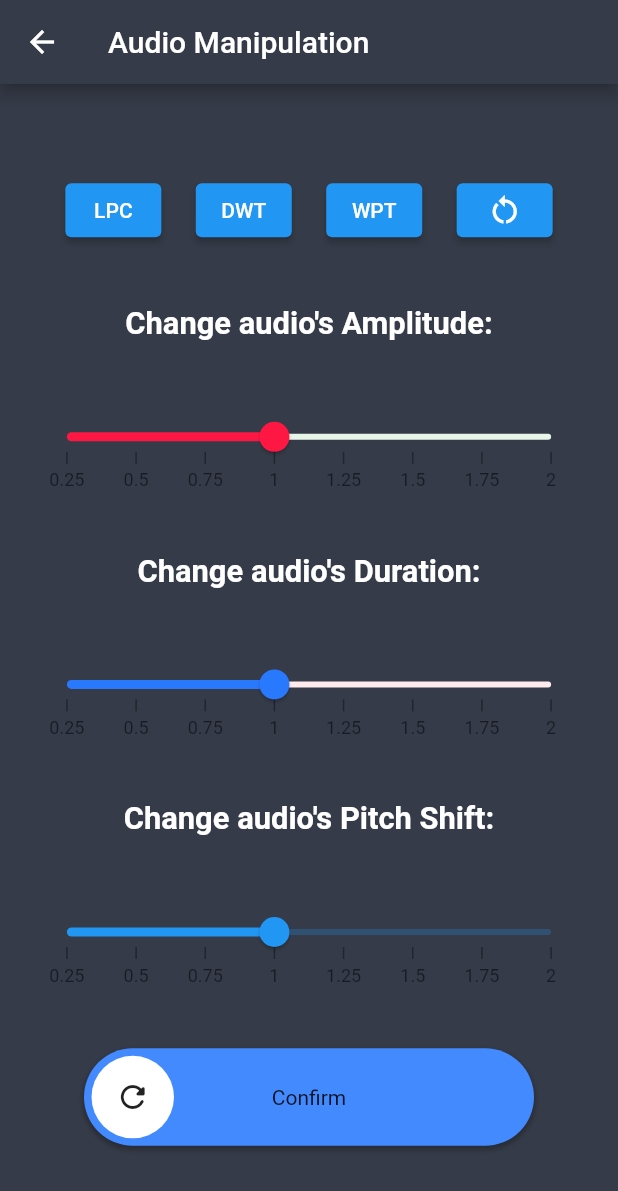
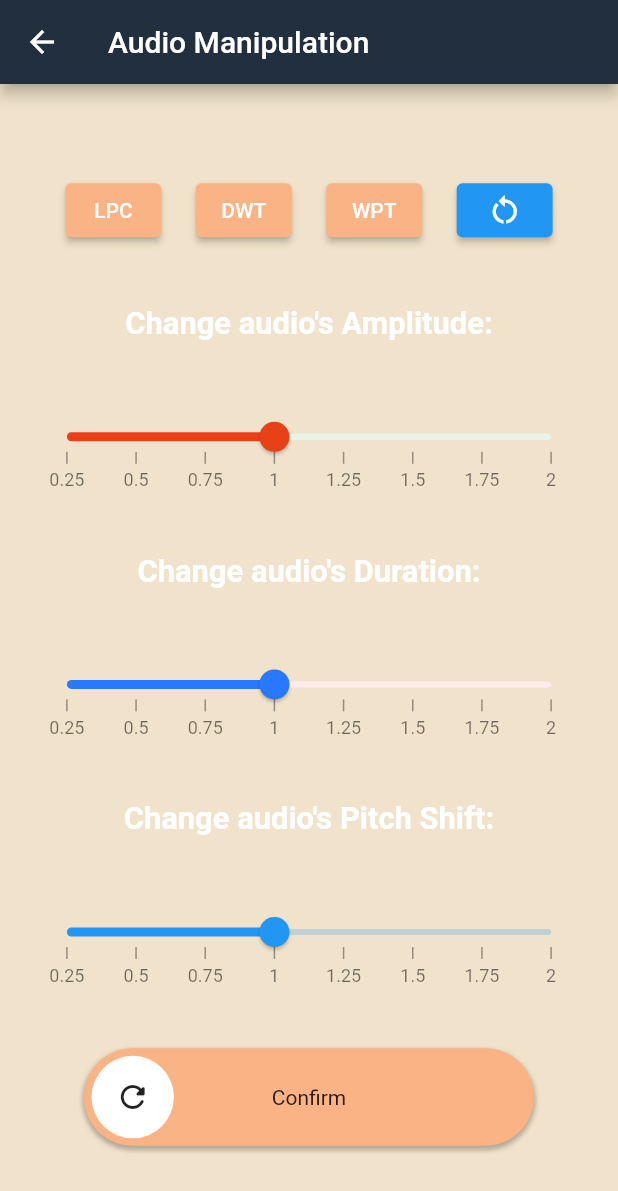
Before and after one commit to tonybotros1/psola-flutter-section, a Flutter app: the AudioManipulationScreen screen opened directly, on a phone screen of 412 x 824 dp. Shown: the top 1191 px of the screen. Run offline on Flutter 3.47's test engine with Material 2 defaults, Android fonts, the phone set to English and light mode, and no system bars; drawn by our look-alikes of action_slider, syncfusion_flutter_sliders; our stand-ins replace audioplayers, file_picker, fl_chart, get, permission_handler; missing offline and left inert: flutter_sound.

Commit message:
updated theme

```diff
--- a/lib/constants.dart
+++ b/lib/constants.dart
@@ -1,9 +1,38 @@
 import 'package:flutter/material.dart';
 import 'package:get/get.dart';
 
-const backgroundColor = Color(0xff353b48);
+// const backgroundColor = Color(0xff353b48);
+
+// const backgroundColor = Color(0xff57606f);
+// const appBarColor = Color(0xff353b48);
+// const elevatedButtonColor = Color(0xfff0932b);
+// const containerColor = Color(0xff57606f);
+// const containerColor2 = Color(0xff353b48);
+
+// const backgroundColor = Color(0xffB09B71);
+// const appBarColor = Color(0xff87805E);
+// const elevatedButtonColor = Color(0xffD8CCA3);
+// const containerColor = Color(0xff57606f);
+// const containerColor2 = Color(0xff353b48);
+
+// const backgroundColor = Color(0xff526D82);
+// const appBarColor = Color(0xff27374D);
+// const elevatedButtonColor = Color(0xff9DB2BF);
+// const containerColor = Color(0xff57606f);
+// const containerColor2 = Color(0xff353b48);
+
+// const backgroundColor = Color(0xffDBDBDB);
+// const appBarColor = Color(0xffCF7500);
+// const elevatedButtonColor = Color(0xffF0A500);
+// const containerColor = Color(0xff57606f);
+// const containerColor2 = Color(0xff353b48);
+
+const backgroundColor = Color(0xffF1E3CB);
+const appBarColor = Color(0xff222f3e);
+const elevatedButtonColor = Color(0xffF9B384);
 const containerColor = Color(0xff57606f);
 const containerColor2 = Color(0xff353b48);
+
 final size = Get.size;
 // final size = MediaQuery.of(context).size;
 
--- a/lib/controller/audio_list_screen_controller.dart
+++ b/lib/controller/audio_list_screen_controller.dart
@@ -1,7 +1,6 @@
 import 'dart:convert';
 import 'dart:io';
 
-import 'package:flutter/widgets.dart';
 import 'package:get/get.dart';
 import 'package:psola/constants.dart';
 import 'package:path/path.dart' as path;
--- a/lib/controller/play_sound_screen_and_plot.dart
+++ b/lib/controller/play_sound_screen_and_plot.dart
@@ -1,4 +1,3 @@
-import 'dart:io';
 
 import 'package:audioplayers/audioplayers.dart';
 import 'package:get/get.dart';
--- a/lib/screen/audio_list_screen.dart
+++ b/lib/screen/audio_list_screen.dart
@@ -19,7 +19,7 @@ class AudioListScreen extends StatelessWidget {
     return Scaffold(
       appBar: AppBar(
         title: const Text('Your records'),
-        backgroundColor: backgroundColor,
+        backgroundColor: appBarColor,
       ),
       backgroundColor: backgroundColor,
       body: GetBuilder<AudioListScreenController>(
@@ -45,6 +45,9 @@ class AudioListScreen extends StatelessWidget {
                                 child: GetX<AudioListScreenController>(
                                     builder: (controller) {
                                   return ElevatedButton(
+                                    style: ElevatedButton.styleFrom(
+                                      backgroundColor: elevatedButtonColor
+                                    ),
                                     onPressed: controller.isLoadingValues[i]
                                         ? null
                                         : () async {
--- a/lib/screen/audio_manipulation _screen.dart
+++ b/lib/screen/audio_manipulation _screen.dart
@@ -19,7 +19,7 @@ class AudioManipulationScreen extends StatelessWidget {
       backgroundColor: backgroundColor,
       appBar: AppBar(
         title: const Text("Audio Manipulation"),
-        backgroundColor: backgroundColor,
+        backgroundColor: appBarColor,
       ),
       body: Container(
         padding: EdgeInsets.all(size.width / 20),
@@ -34,6 +34,8 @@ class AudioManipulationScreen extends StatelessWidget {
                     init: AudioManipulationController(),
                     builder: (controller) {
                       return ElevatedButton(
+                        style: ElevatedButton.styleFrom(
+                            backgroundColor: elevatedButtonColor),
                         onPressed: controller.lpcPressed.value
                             ? null
                             : () {
@@ -45,6 +47,8 @@ class AudioManipulationScreen extends StatelessWidget {
                     }),
                 GetBuilder<AudioManipulationController>(builder: (controller) {
                   return ElevatedButton(
+                    style: ElevatedButton.styleFrom(
+                        backgroundColor: elevatedButtonColor),
                     onPressed: controller.dwtPressed.value
                         ? null
                         : () {
@@ -57,6 +61,8 @@ class AudioManipulationScreen extends StatelessWidget {
                 }),
                 GetBuilder<AudioManipulationController>(builder: (controller) {
                   return ElevatedButton(
+                    style: ElevatedButton.styleFrom(
+                        backgroundColor: elevatedButtonColor),
                     onPressed: controller.wptPressed.value
                         ? null
                         : () {
@@ -83,7 +89,7 @@ class AudioManipulationScreen extends StatelessWidget {
             ),
             GetX<AudioManipulationController>(builder: (controller) {
               return SfSlider(
-                activeColor: Colors.redAccent.shade400,
+                activeColor: const Color(0xffe84118),
                 inactiveColor: Colors.green.shade50,
                 value: controller.amplitude.value,
                 onChanged: (value) {
@@ -146,7 +152,7 @@ class AudioManipulationScreen extends StatelessWidget {
                 sliderBehavior: SliderBehavior.stretch,
                 rolling: true,
                 width: 300.0,
-                backgroundColor: Colors.blueAccent,
+                backgroundColor: elevatedButtonColor,
                 toggleColor: Colors.white,
                 iconAlignment: Alignment.centerRight,
                 loadingIcon: const SizedBox(
@@ -170,7 +176,6 @@ class AudioManipulationScreen extends StatelessWidget {
                   await Future.delayed(const Duration(seconds: 1));
                   controller.reset(); //resets the slider
                   controller2.uploadAudioFile();
-
                 },
                 child: const Text('Confirm'),
               );
--- a/lib/screen/play_sound_screen_and_plot.dart
+++ b/lib/screen/play_sound_screen_and_plot.dart
@@ -6,7 +6,6 @@ import 'package:flutter/src/widgets/framework.dart';
 import 'package:get/get.dart';
 import 'package:psola/constants.dart';
 import '../controller/play_sound_screen_and_plot.dart';
-import 'audio_manipulation _screen.dart';
 
 class PlaySoundScreen extends StatelessWidget {
   PlaySoundScreen({super.key});
```
Also changed, not shown: lib/screen/startScreen.dart (+11 -2 lines).
